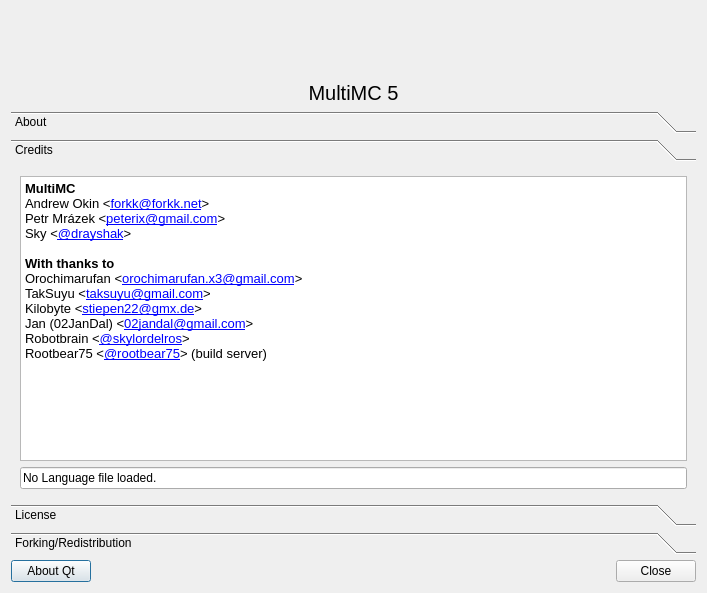
Qt form gui/dialogs/AboutDialog.ui (FreesmTeam/FreesmLauncher) before a commit.
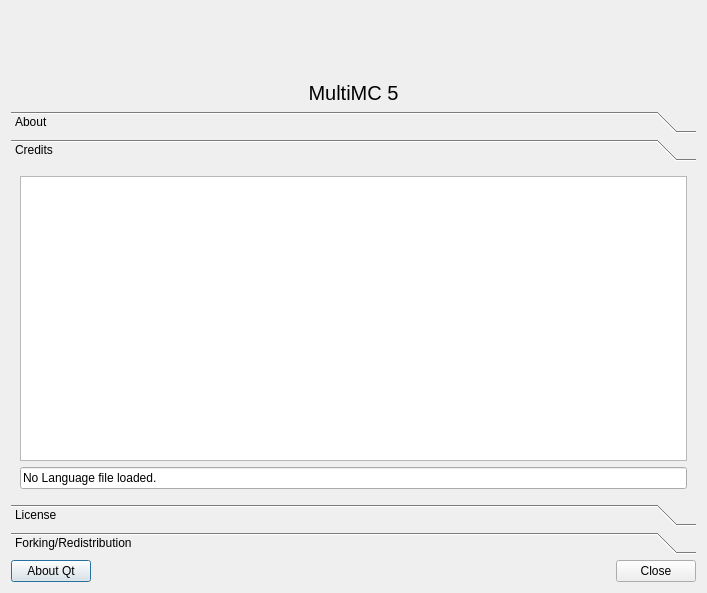
The same form after that commit. The open tabs and pages were chosen to show the change. Icons and pictures are not drawn.

Commit message: Show Patreon patrons in the about dialog

```diff
--- a/gui/dialogs/AboutDialog.ui
+++ b/gui/dialogs/AboutDialog.ui
@@ -229,7 +229,7 @@
         <x>0</x>
         <y>0</y>
         <width>689</width>
-        <height>311</height>
+        <height>331</height>
        </rect>
       </property>
       <attribute name="label">
@@ -245,19 +245,8 @@
           <string>&lt;!DOCTYPE HTML PUBLIC &quot;-//W3C//DTD HTML 4.0//EN&quot; &quot;http://www.w3.org/TR/REC-html40/strict.dtd&quot;&gt;
 &lt;html&gt;&lt;head&gt;&lt;meta name=&quot;qrichtext&quot; content=&quot;1&quot; /&gt;&lt;style type=&quot;text/css&quot;&gt;
 p, li { white-space: pre-wrap; }
-&lt;/style&gt;&lt;/head&gt;&lt;body style=&quot; font-family:'Bitstream Vera Sans'; font-size:11pt; font-weight:400; font-style:normal;&quot;&gt;
-&lt;p style=&quot; margin-top:0px; margin-bottom:0px; margin-left:0px; margin-right:0px; -qt-block-indent:0; text-indent:0px;&quot;&gt;&lt;span style=&quot; font-family:'MS Shell Dlg 2'; font-size:10pt; font-weight:600;&quot;&gt;MultiMC&lt;/span&gt;&lt;/p&gt;
-&lt;p style=&quot; margin-top:0px; margin-bottom:0px; margin-left:0px; margin-right:0px; -qt-block-indent:0; text-indent:0px;&quot;&gt;&lt;span style=&quot; font-family:'MS Shell Dlg 2'; font-size:10pt;&quot;&gt;Andrew Okin &amp;lt;&lt;/span&gt;&lt;a href=&quot;mailto:forkk@forkk.net&quot;&gt;&lt;span style=&quot; font-family:'MS Shell Dlg 2'; font-size:10pt; text-decoration: underline; color:#0000ff;&quot;&gt;forkk@forkk.net&lt;/span&gt;&lt;/a&gt;&lt;span style=&quot; font-family:'MS Shell Dlg 2'; font-size:10pt;&quot;&gt;&amp;gt;&lt;/span&gt;&lt;/p&gt;
-&lt;p style=&quot; margin-top:0px; margin-bottom:0px; margin-left:0px; margin-right:0px; -qt-block-indent:0; text-indent:0px;&quot;&gt;&lt;span style=&quot; font-family:'MS Shell Dlg 2'; font-size:10pt;&quot;&gt;Petr Mrázek &amp;lt;&lt;/span&gt;&lt;a href=&quot;mailto:peterix@gmail.com&quot;&gt;&lt;span style=&quot; font-family:'MS Shell Dlg 2'; font-size:10pt; text-decoration: underline; color:#0000ff;&quot;&gt;peterix@gmail.com&lt;/span&gt;&lt;/a&gt;&lt;span style=&quot; font-family:'MS Shell Dlg 2'; font-size:10pt;&quot;&gt;&amp;gt;&lt;/span&gt;&lt;/p&gt;
-&lt;p style=&quot; margin-top:0px; margin-bottom:0px; margin-left:0px; margin-right:0px; -qt-block-indent:0; text-indent:0px;&quot;&gt;&lt;span style=&quot; font-family:'MS Shell Dlg 2'; font-size:10pt;&quot;&gt;Sky &amp;lt;&lt;/span&gt;&lt;a href=&quot;https://www.twitter.com/drayshak&quot;&gt;&lt;span style=&quot; font-family:'MS Shell Dlg 2'; font-size:10pt; text-decoration: underline; color:#0000ff;&quot;&gt;@drayshak&lt;/span&gt;&lt;/a&gt;&lt;span style=&quot; font-family:'MS Shell Dlg 2'; font-size:10pt;&quot;&gt;&amp;gt;&lt;/span&gt;&lt;/p&gt;
-&lt;p style=&quot;-qt-paragraph-type:empty; margin-top:0px; margin-bottom:0px; margin-left:0px; margin-right:0px; -qt-block-indent:0; text-indent:0px; font-family:'MS Shell Dlg 2'; font-size:10pt; font-weight:600;&quot;&gt;&lt;br /&gt;&lt;/p&gt;
-&lt;p style=&quot; margin-top:0px; margin-bottom:0px; margin-left:0px; margin-right:0px; -qt-block-indent:0; text-indent:0px;&quot;&gt;&lt;span style=&quot; font-family:'Ubuntu'; font-size:10pt; font-weight:600;&quot;&gt;With thanks to&lt;/span&gt;&lt;/p&gt;
-&lt;p style=&quot; margin-top:0px; margin-bottom:0px; margin-left:0px; margin-right:0px; -qt-block-indent:0; text-indent:0px;&quot;&gt;&lt;span style=&quot; font-family:'MS Shell Dlg 2'; font-size:10pt;&quot;&gt;Orochimarufan &amp;lt;&lt;/span&gt;&lt;a href=&quot;mailto:orochimarufan.x3@gmail.com&quot;&gt;&lt;span style=&quot; font-family:'MS Shell Dlg 2'; font-size:10pt; text-decoration: underline; color:#0000ff;&quot;&gt;orochimarufan.x3@gmail.com&lt;/span&gt;&lt;/a&gt;&lt;span style=&quot; font-family:'MS Shell Dlg 2'; font-size:10pt;&quot;&gt;&amp;gt;&lt;/span&gt;&lt;/p&gt;
-&lt;p style=&quot; margin-top:0px; margin-bottom:0px; margin-left:0px; margin-right:0px; -qt-block-indent:0; text-indent:0px;&quot;&gt;&lt;span style=&quot; font-family:'MS Shell Dlg 2'; font-size:10pt;&quot;&gt;TakSuyu &amp;lt;&lt;/span&gt;&lt;a href=&quot;mailto:taksuyu@gmail.com&quot;&gt;&lt;span style=&quot; font-family:'MS Shell Dlg 2'; font-size:10pt; text-decoration: underline; color:#0000ff;&quot;&gt;taksuyu@gmail.com&lt;/span&gt;&lt;/a&gt;&lt;span style=&quot; font-family:'MS Shell Dlg 2'; font-size:10pt;&quot;&gt;&amp;gt;&lt;/span&gt;&lt;/p&gt;
-&lt;p style=&quot; margin-top:0px; margin-bottom:0px; margin-left:0px; margin-right:0px; -qt-block-indent:0; text-indent:0px;&quot;&gt;&lt;span style=&quot; font-family:'MS Shell Dlg 2'; font-size:10pt;&quot;&gt;Kilobyte &amp;lt;&lt;/span&gt;&lt;a href=&quot;mailto:stiepen22@gmx.de&quot;&gt;&lt;span style=&quot; font-family:'MS Shell Dlg 2'; font-size:10pt; text-decoration: underline; color:#0000ff;&quot;&gt;stiepen22@gmx.de&lt;/span&gt;&lt;/a&gt;&lt;span style=&quot; font-family:'MS Shell Dlg 2'; font-size:10pt;&quot;&gt;&amp;gt;&lt;/span&gt;&lt;/p&gt;
-&lt;p style=&quot; margin-top:0px; margin-bottom:0px; margin-left:0px; margin-right:0px; -qt-block-indent:0; text-indent:0px;&quot;&gt;&lt;span style=&quot; font-family:'MS Shell Dlg 2'; font-size:10pt;&quot;&gt;Jan (02JanDal) &amp;lt;&lt;/span&gt;&lt;a href=&quot;mailto:02jandal@gmail.com&quot;&gt;&lt;span style=&quot; font-family:'MS Shell Dlg 2'; font-size:10pt; text-decoration: underline; color:#0000ff;&quot;&gt;02jandal@gmail.com&lt;/span&gt;&lt;/a&gt;&lt;span style=&quot; font-family:'MS Shell Dlg 2'; font-size:10pt;&quot;&gt;&amp;gt;&lt;/span&gt;&lt;/p&gt;
-&lt;p style=&quot; margin-top:0px; margin-bottom:0px; margin-left:0px; margin-right:0px; -qt-block-indent:0; text-indent:0px;&quot;&gt;&lt;span style=&quot; font-family:'MS Shell Dlg 2'; font-size:10pt;&quot;&gt;Robotbrain &amp;lt;&lt;/span&gt;&lt;a href=&quot;https://twitter.com/skylordelros&quot;&gt;&lt;span style=&quot; font-family:'MS Shell Dlg 2'; font-size:10pt; text-decoration: underline; color:#0000ff;&quot;&gt;@skylordelros&lt;/span&gt;&lt;/a&gt;&lt;span style=&quot; font-family:'MS Shell Dlg 2'; font-size:10pt;&quot;&gt;&amp;gt;&lt;/span&gt;&lt;/p&gt;
-&lt;p style=&quot; margin-top:0px; margin-bottom:0px; margin-left:0px; margin-right:0px; -qt-block-indent:0; text-indent:0px;&quot;&gt;&lt;span style=&quot; font-family:'MS Shell Dlg 2'; font-size:10pt;&quot;&gt;Rootbear75 &amp;lt;&lt;/span&gt;&lt;a href=&quot;https://twitter.com/rootbear75&quot;&gt;&lt;span style=&quot; font-family:'MS Shell Dlg 2'; font-size:10pt; text-decoration: underline; color:#0000ff;&quot;&gt;@rootbear75&lt;/span&gt;&lt;/a&gt;&lt;span style=&quot; font-family:'MS Shell Dlg 2'; font-size:10pt;&quot;&gt;&amp;gt; (build server)&lt;/span&gt;&lt;/p&gt;&lt;/body&gt;&lt;/html&gt;</string>
+&lt;/style&gt;&lt;/head&gt;&lt;body style=&quot; font-family:'Sans Serif'; font-size:9pt; font-weight:400; font-style:normal;&quot;&gt;
+&lt;p style=&quot;-qt-paragraph-type:empty; margin-top:0px; margin-bottom:0px; margin-left:0px; margin-right:0px; -qt-block-indent:0; text-indent:0px;&quot;&gt;&lt;br /&gt;&lt;/p&gt;&lt;/body&gt;&lt;/html&gt;</string>
          </property>
          <property name="textInteractionFlags">
           <set>Qt::LinksAccessibleByMouse|Qt::TextSelectableByMouse</set>
```
Left out of the diff: 28 changed lines with no effect on the pictures. The commit also changes 2 other files.
